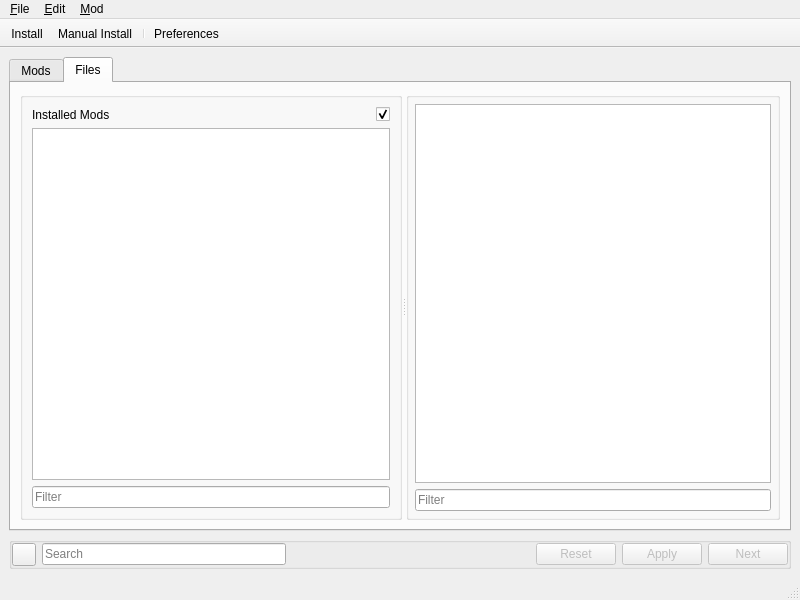
The window that skymodman/interface/designer/ui/manager_window.ui (Kf4btg/SkyModMan) describes before a commit, drawn with Qt 5.
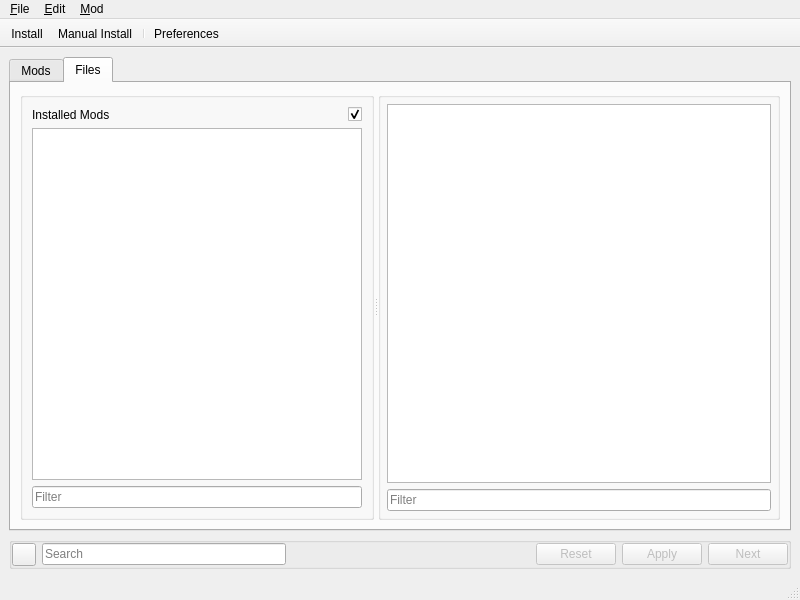
The same window after the commit. The open tabs and pages were chosen to show the change. Icons and pictures are not drawn. Custom widgets are drawn as their Qt base class.

Commit message: Mess w/ fileviewer column sizes

What changed in the file:
```diff
--- a/skymodman/interface/designer/ui/manager_window.ui
+++ b/skymodman/interface/designer/ui/manager_window.ui
@@ -234,12 +234,21 @@
             </property>
             <item>
              <widget class="FileTabTreeView" name="filetree_fileviewer">
+              <property name="minimumSize">
+               <size>
+                <width>300</width>
+                <height>0</height>
+               </size>
+              </property>
               <property name="horizontalScrollBarPolicy">
                <enum>Qt::ScrollBarAlwaysOff</enum>
               </property>
               <property name="uniformRowHeights">
                <bool>true</bool>
               </property>
+              <attribute name="headerMinimumSectionSize">
+               <number>100</number>
+              </attribute>
              </widget>
             </item>
             <item>
```
Left out of the diff: 15 changed lines with no effect on the pictures. The commit also changes 2 other files.
